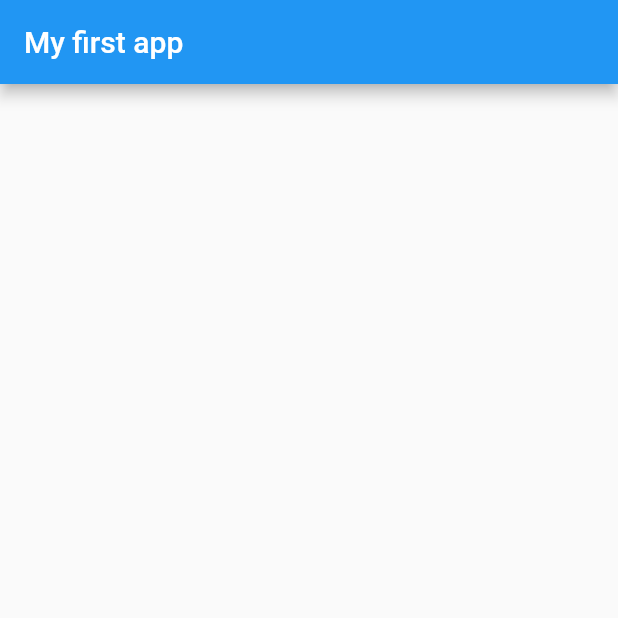
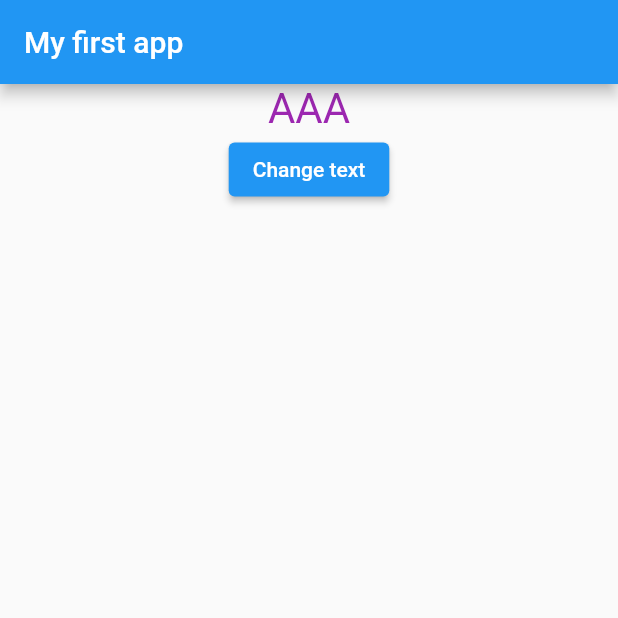
Before and after one commit to KGebski0036/Flutter, a Flutter app: the screen it shows after launch, on a phone screen of 412 x 824 dp, the top half of it. Run offline on Flutter 3.47's test engine with Material 2 defaults, Android fonts, the light colour scheme and no system bars.

Commit message:
finish flutter_assigment

```diff
--- /dev/null
+++ b/flutter_assigment/lib/control_text.dart
@@ -0,0 +1,13 @@
+import 'package:flutter/material.dart';
+
+class ControlText extends StatelessWidget {
+  const ControlText(this.texthandler, {Key? key}) : super(key: key);
+
+  final String text = "Change text";
+  final VoidCallback texthandler;
+
+  @override
+  Widget build(BuildContext context) {
+    return ElevatedButton(onPressed: texthandler, child: Text(text));
+  }
+}
--- a/flutter_assigment/lib/main.dart
+++ b/flutter_assigment/lib/main.dart
@@ -1,4 +1,7 @@
 import 'package:flutter/material.dart';
+
+import 'control_text.dart';
+import 'my_text.dart';
 
 void main() {
   runApp(const MyApp());
@@ -14,9 +17,15 @@ class MyApp extends StatefulWidget {
 class _MyAppState extends State<MyApp> {
   final String title = 'My first app';
 
+  final List<String> texts = ["AAA", "BB"];
+  var textIndex = 0;
 
-  void _incrementCounter() {
-    setState(() {});
+  void _changeText() {
+    setState(() {
+      if(++textIndex >= texts.length){
+        textIndex = 0;
+      }
+    });
   }
 
   @override
@@ -26,6 +35,14 @@ class _MyAppState extends State<MyApp> {
         appBar: AppBar(
           title: Text(title),
         ),
+        body: Center(
+          child: Column(
+            children: <Widget>[
+              MyText(texts[textIndex]),
+              ControlText(_changeText)
+            ],
+          ),
+        ),
       ),
     );
   }
--- /dev/null
+++ b/flutter_assigment/lib/my_text.dart
@@ -0,0 +1,19 @@
+import 'package:flutter/material.dart';
+
+class MyText extends StatelessWidget {
+  const MyText(
+    this.text, {
+    Key? key,
+  }) : super(key: key);
+
+  final String text;
+  final double fontSize = 28;
+
+  @override
+  Widget build(BuildContext context) {
+    return Text(
+      text,
+      style: TextStyle(fontSize: fontSize, color: Colors.purple),
+    );
+  }
+}
```
